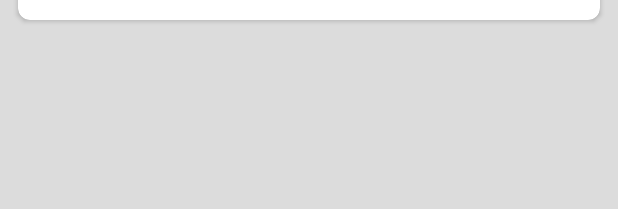
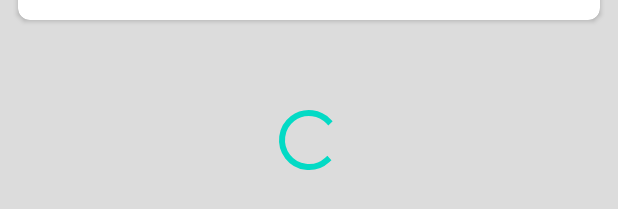
Before and after one commit to kss1022/TimeTalbeApp, an Android app: the layout fragment_notice_list.xml on its own in the app's theme, with its tools: preview values and no code run, on a phone screen of 412 x 824 dp. Shown: the part 478-687 px from the top of the screen. Run offline under Robolectric (Android 15) with nearby library versions, the phone set to English and light mode, and no system bars.

Commit message:
Fix Warning

```diff
--- a/app/src/main/java/com/example/suwon_university_community/data/api/JsonNoticeService.kt
+++ b/app/src/main/java/com/example/suwon_university_community/data/api/JsonNoticeService.kt
@@ -9,7 +9,7 @@ import javax.inject.Inject
 
 
 class JsonNoticeService @Inject constructor(
-    private val firebaseStore: FirebaseStorage,
+    firebaseStore: FirebaseStorage,
     private val noticeApi: NoticeApi
 ) : NoticeService {
 
@@ -22,9 +22,6 @@ class JsonNoticeService @Inject constructor(
 
     override suspend fun getNoticeList(): List<NoticeEntity> =
         try{
-            val url =  sheetReference.downloadUrl.await()
-
-
             val response = noticeApi.getNoticeList()
 
             if(response.isSuccessful){
--- a/app/src/main/java/com/example/suwon_university_community/data/db/dao/LectureDao.kt
+++ b/app/src/main/java/com/example/suwon_university_community/data/db/dao/LectureDao.kt
@@ -10,7 +10,6 @@ import com.example.suwon_university_community.data.entity.lecture.LectureEntity
 @Dao
 interface LectureDao {
 
-    // TODO: Paging을 사용해서 가져오기
     @Query("SELECT * FROM lectureentity")
     suspend fun getAll() : List<LectureEntity>
 
--- a/app/src/main/java/com/example/suwon_university_community/data/db/dao/TimeTableDao.kt
+++ b/app/src/main/java/com/example/suwon_university_community/data/db/dao/TimeTableDao.kt
@@ -10,8 +10,6 @@ import com.example.suwon_university_community.data.entity.timetable.TimeTableWit
 interface TimeTableDao {
 
     // TODO: 서버에 테이블을 저장하고 가져오는 로직 구현
-    // TODO: 테이블 삭제하는 로직 구현 : 테이블 삭제시 속한 Cell들도 삭제해줘야한다. Ref도 삭제
-
 
     @Transaction
     @Query("SELECT * FROM TimeTableEntity WHERE tableId=:tableId")
@@ -31,8 +29,6 @@ interface TimeTableDao {
     @Insert(onConflict = OnConflictStrategy.REPLACE)
     suspend fun insertTimeTableCrossRefEntity(reference: TimeTableCrossRefEntity)
 
-
-    // TODO: flow를 사용하여 추가할시 데이터를 받아올수 있도록 한다.
 
     @Transaction
     suspend fun insertTimeTableCellWithTable(
--- a/app/src/main/java/com/example/suwon_university_community/data/repository/timetable/DefaultTimeTableRepository.kt
+++ b/app/src/main/java/com/example/suwon_university_community/data/repository/timetable/DefaultTimeTableRepository.kt
@@ -23,9 +23,9 @@ class DefaultTimeTableRepository @Inject constructor(
 
     override suspend fun insertTimeTableCellWithTable(
         timeTableId: Long,
-        timeTableEntity: TimeTableCellEntity
+        timeTableCellEntity: TimeTableCellEntity
     )  = withContext(ioDispatcher){
-        timeTableDao.insertTimeTableCellWithTable(timeTableId, timeTableEntity)
+        timeTableDao.insertTimeTableCellWithTable(timeTableId, timeTableCellEntity)
     }
 
     override suspend fun deleteTimeTableWithCell(timeTableId: Long) = withContext(ioDispatcher){
--- a/app/src/main/java/com/example/suwon_university_community/extensions/ImageViewExtensions.kt
+++ b/app/src/main/java/com/example/suwon_university_community/extensions/ImageViewExtensions.kt
@@ -1,6 +1,7 @@
 package com.example.suwon_university_community.extensions
 
 
+import android.annotation.SuppressLint
 import android.graphics.Bitmap
 import android.widget.ImageView
 import com.bumptech.glide.Glide
@@ -26,6 +27,7 @@ internal fun ImageView.clear() = Glide.with(context).clear(this)
 //        .into(this)
 //}
 
+    @SuppressLint("CheckResult")
     fun ImageView.load(url: String, corner: Float = 0f, scaleType: Transformation<Bitmap> = CenterInside()) {
         Glide.with(this)
             .load(url)
--- a/app/src/main/java/com/example/suwon_university_community/ui/main/time_table/TimeTableBottomSheetFragment.kt
+++ b/app/src/main/java/com/example/suwon_university_community/ui/main/time_table/TimeTableBottomSheetFragment.kt
@@ -145,6 +145,7 @@ class TimeTableBottomSheetFragment() : BottomSheetDialogFragment() {
      * positiveButton click- > [checkData] -> [checkOverlapTimeAndAdd]
      *
      */
+    @SuppressLint("InflateParams")
     private fun showEditAlertDialog(editLocationAndTime: TimeTableLocationAndTime?) {
         val alertDialog = AlertDialog.Builder(requireContext()).create()
 
@@ -276,7 +277,7 @@ class TimeTableBottomSheetFragment() : BottomSheetDialogFragment() {
             }
         }
 
-        setOnKeyListener { view, i, keyEvent ->
+        setOnKeyListener { _, _, keyEvent ->
 
             if (keyEvent.keyCode == KeyEvent.KEYCODE_DEL) {
                 editText.setText("")
@@ -388,7 +389,7 @@ class TimeTableBottomSheetFragment() : BottomSheetDialogFragment() {
         }
 
         return if (overlappingSet.isNotEmpty()) {
-            var overlapTimeStr = overlappingSet.first().day.char + overlappingSet.first().getTimeString()
+            val overlapTimeStr = overlappingSet.first().day.char + overlappingSet.first().getTimeString()
 
             Toast.makeText(requireContext(), "겹치는 시간이 있습니다😱\n$overlapTimeStr", Toast.LENGTH_SHORT)
                 .show()
@@ -413,6 +414,7 @@ class TimeTableBottomSheetFragment() : BottomSheetDialogFragment() {
 
 
 
+    @SuppressLint("InflateParams")
     private fun addLocationAndTimeView(
         timeTableLocationAndTime: TimeTableLocationAndTime,
         editPos: Int?
--- a/app/src/main/java/com/example/suwon_university_community/ui/main/time_table/addTimeTable/addcell/AddTimeTableCellActivity.kt
+++ b/app/src/main/java/com/example/suwon_university_community/ui/main/time_table/addTimeTable/addcell/AddTimeTableCellActivity.kt
@@ -170,7 +170,7 @@ class AddTimeTableCellActivity :
         searchEditText.apply {
             inputType = InputType.TYPE_NULL
 
-            var currentClickTime: Long = 0
+            var currentClickTime: Long
             var lastClickTime: Long = 0
 
             addTextChangedListener {
@@ -195,7 +195,7 @@ class AddTimeTableCellActivity :
                 }
             }
 
-            setOnFocusChangeListener { view, hasFocus ->
+            setOnFocusChangeListener { _, hasFocus ->
                 if (hasFocus && isMotionEnd.not()) {
                     inputType = InputType.TYPE_NULL
                     motionLayout.transitionToEnd()
--- a/app/src/main/java/com/example/suwon_university_community/ui/main/time_table/addTimeTable/addcell/lecturelist/LectureListViewModel.kt
+++ b/app/src/main/java/com/example/suwon_university_community/ui/main/time_table/addTimeTable/addcell/lecturelist/LectureListViewModel.kt
@@ -264,7 +264,7 @@ class LectureListViewModel @Inject constructor(
 
     private fun checkSpinner(): List<LectureEntity> {
 
-        var spinnerList = listOf<LectureEntity>()
+        val spinnerList: List<LectureEntity>
 
         if (department != null) {
 
--- a/app/src/main/java/com/example/suwon_university_community/widget/adapter/NoticeAdapter.kt
+++ b/app/src/main/java/com/example/suwon_university_community/widget/adapter/NoticeAdapter.kt
@@ -59,12 +59,13 @@ class NoticeAdapter ( private val resourceProvider: ResourceProvider) : Recycler
 
     override fun getItemCount(): Int = data.size
 
+
     fun addData(noticeDateModelList: List<NoticeDateModel>) {
         val newData = mutableListOf<DataItem>()
 
         noticeDateModelList.forEach { model ->
 
-            model.date?.let {
+            model.date.let {
                 newData += DataItem(model.getDate())
             }
 
@@ -75,7 +76,6 @@ class NoticeAdapter ( private val resourceProvider: ResourceProvider) : Recycler
         }
 
         data = newData
-        notifyDataSetChanged()
     }
 
 
--- a/app/src/main/res/layout/fragment_notice_list.xml
+++ b/app/src/main/res/layout/fragment_notice_list.xml
@@ -1,19 +1,41 @@
 <?xml version="1.0" encoding="utf-8"?>
 <androidx.constraintlayout.widget.ConstraintLayout xmlns:android="http://schemas.android.com/apk/res/android"
+    xmlns:app="http://schemas.android.com/apk/res-auto"
+    xmlns:tools="http://schemas.android.com/tools"
     android:layout_width="match_parent"
-    android:layout_height="match_parent"
-    xmlns:app="http://schemas.android.com/apk/res-auto"
-    xmlns:tools="http://schemas.android.com/tools">
+    android:layout_height="match_parent">
 
     <androidx.recyclerview.widget.RecyclerView
-        android:background="@color/colorPrimary"
         android:id="@+id/recyclerView"
         android:layout_width="0dp"
         android:layout_height="0dp"
+        android:background="@color/colorPrimary"
+        android:visibility="gone"
+        app:layout_constraintBottom_toBottomOf="parent"
+        app:layout_constraintEnd_toEndOf="parent"
         app:layout_constraintStart_toStartOf="parent"
+        app:layout_constraintTop_toTopOf="parent"
+        tools:listitem="@layout/viewholder_notice"
+        tools:visibility="visible" />
+
+
+    <ProgressBar
+        android:id="@+id/progressBar"
+        android:layout_width="wrap_content"
+        android:layout_height="wrap_content"
+        app:layout_constraintBottom_toBottomOf="parent"
         app:layout_constraintEnd_toEndOf="parent"
-        app:layout_constraintTop_toTopOf="parent"
+        app:layout_constraintStart_toStartOf="parent"
+        app:layout_constraintTop_toTopOf="parent" />
+
+    <TextView
+        android:id="@+id/errorMessageTextView"
+        android:layout_width="wrap_content"
+        android:layout_height="wrap_content"
+        android:visibility="gone"
         app:layout_constraintBottom_toBottomOf="parent"
-        tools:listitem="@layout/viewholder_notice"/>
+        app:layout_constraintEnd_toEndOf="parent"
+        app:layout_constraintStart_toStartOf="parent"
+        app:layout_constraintTop_toTopOf="parent" />
 
 </androidx.constraintlayout.widget.ConstraintLayout>
```
Also changed, not shown: app/src/main/java/com/example/suwon_university_community/data/repository/notice/DefaultNoticeRepository.kt (+3 -4 lines), app/src/main/java/com/example/suwon_university_community/model/LectureModel.kt (+5 -5 lines), app/src/main/java/com/example/suwon_university_community/ui/main/home/HomeFragment.kt (+15 -1 lines), app/src/main/java/com/example/suwon_university_community/ui/main/home/notice/NoticeListFragment.kt (+28 -5 lines).
